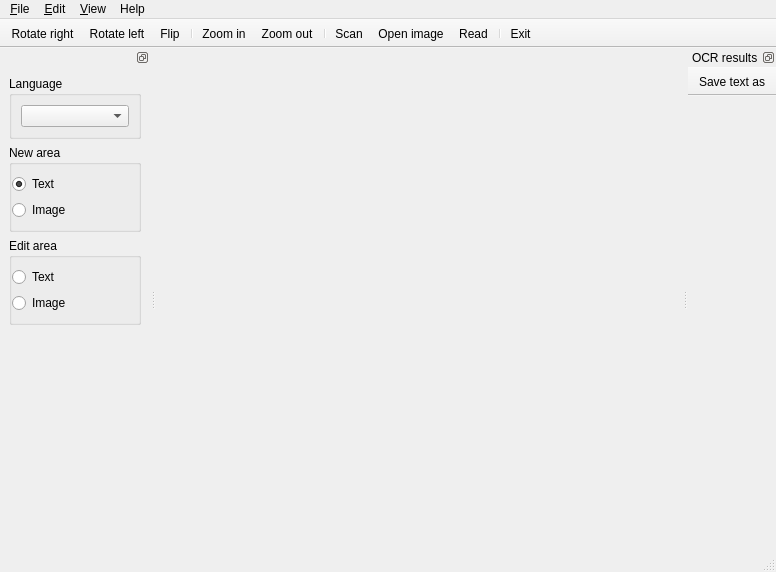
The window that ui/ui_lector.ui (zdenop/lector) describes before a commit, drawn with Qt 5.
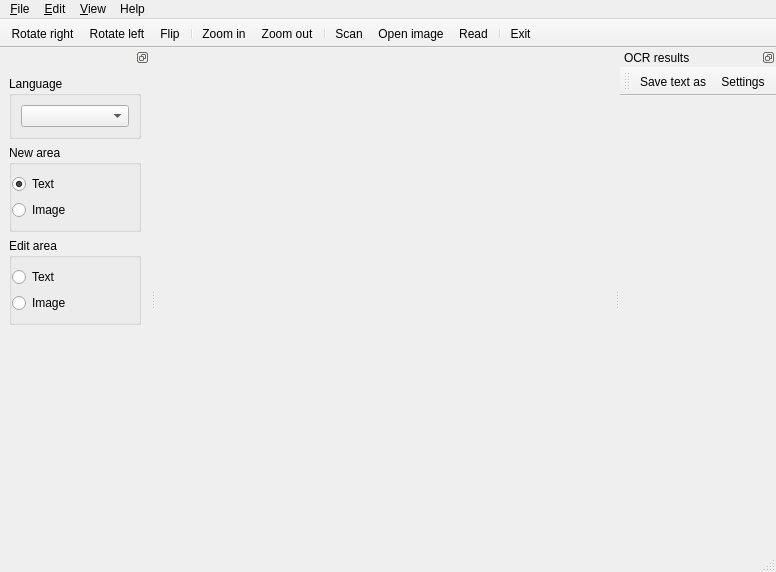
The same window after the commit. Icons and pictures are not drawn.

```diff
--- a/ui/ui_lector.ui
+++ b/ui/ui_lector.ui
@@ -129,7 +129,7 @@
       <string>editorToolBar</string>
      </property>
      <property name="movable">
-      <bool>false</bool>
+      <bool>true</bool>
      </property>
      <property name="floatable">
       <bool>false</bool>
@@ -141,6 +141,7 @@
       <bool>false</bool>
      </attribute>
      <addaction name="actionSaveDocumentAs"/>
+     <addaction name="actionSettings"/>
     </widget>
    </widget>
   </widget>
```
Left out of the diff: 8 changed lines with no effect on the pictures.
